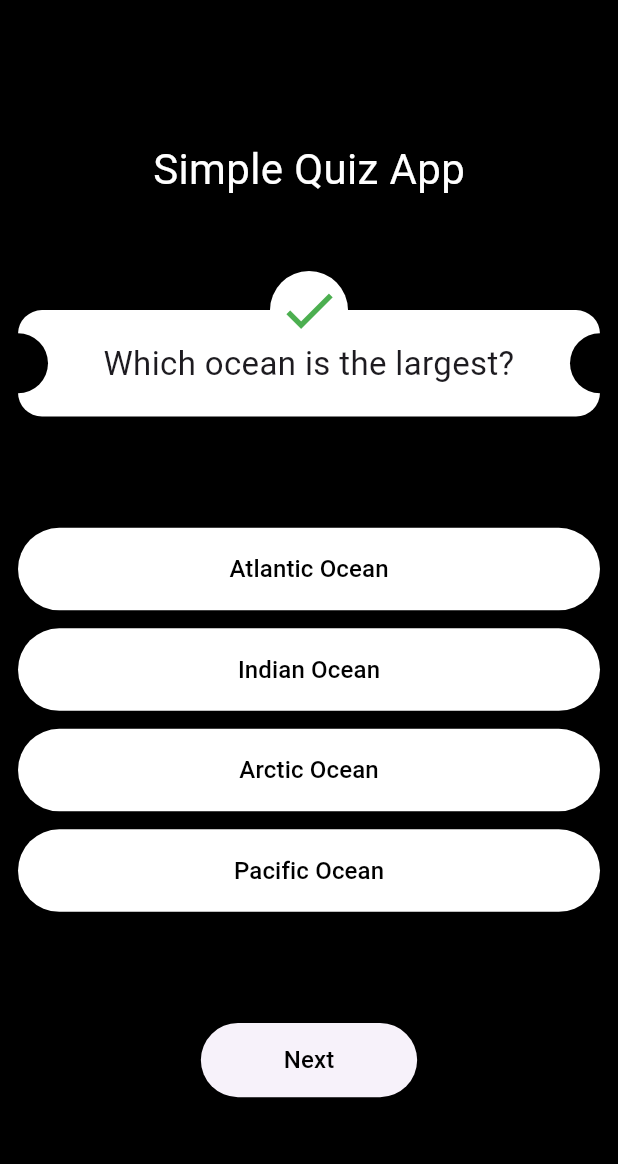
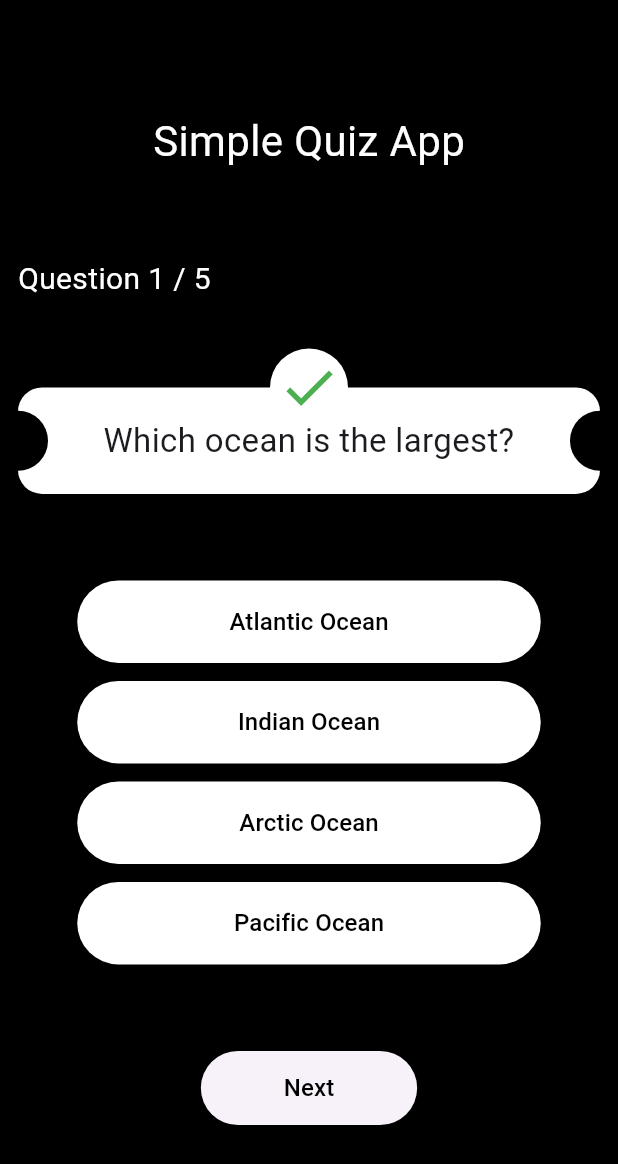
Before and after one commit to moo-elsayed/Quiz-App, a Flutter app: the screen it shows after launch, on a phone screen of 412 x 824 dp. Shown: the top 1164 px of the screen. Run offline on Flutter 3.47's test engine with Material 3 defaults, Android fonts, the phone set to English and light mode, and no system bars; our stand-ins replace awesome_dialog, flutter_bloc, google_generative_ai; network calls fail.

Commit message:
generate questions by using google_generative_ai

````diff
--- /dev/null
+++ b/lib/core/gemini_service.dart
@@ -0,0 +1,44 @@
+import 'dart:convert';
+import 'dart:developer';
+
+import 'package:google_generative_ai/google_generative_ai.dart';
+import 'package:tasks_app/core/api_keys.dart';
+
+import '../features/home/data/models.dart';
+
+class GeminiService {
+  static Future<List<Task>> get() async {
+    GenerateContentResponse response = await apiCall();
+
+    String cleanJson =
+        response.text!.replaceAll("```json", "").replaceAll("```", "").trim();
+    // log("f = -> $cleanJson");
+
+    return List<Task>.from(json.decode(cleanJson).map((x) => Task.fromJson(x)));
+  }
+}
+
+Future<GenerateContentResponse> apiCall() async {
+  final model = GenerativeModel(
+    model: 'gemini-2.0-flash',
+    apiKey: KApiKey,
+  );
+
+  final prompt = '''
+      Generate 5 general Hard knowledge questions in JSON format, each with exactly 4 possible answers and one correct answer. Use this structure:
+      [
+    {
+      "question": "What is the capital of France?",
+      "answers": [
+        {"answer": "Berlin", "isCorrect": false},
+        {"answer": "Madrid", "isCorrect": false},
+        {"answer": "Paris", "isCorrect": true},
+        {"answer": "Rome", "isCorrect": false}
+      ]
+    }
+      ]
+      ''';
+  final content = [Content.text(prompt)];
+  final response = await model.generateContent(content);
+  return response;
+}
--- a/lib/features/home/data/models.dart
+++ b/lib/features/home/data/models.dart
@@ -1,32 +1,83 @@
+// class Task {
+//   final String question;
+//   final List<Answer> answers;
+//
+//   const Task({required this.question, required this.answers});
+//
+//   factory Task.fromJson(Map<String, dynamic> json) {
+//     return Task(
+//       question: json['question'],
+//       answers: (json['answers'] as List)
+//           .map((answer) => Answer.fromJson(answer))
+//           .toList(),
+//     );
+//   }
+// }
+//
+// class Answer {
+//   final String answer;
+//   final bool isCorrect;
+//
+//   const Answer({required this.answer, required this.isCorrect});
+//
+//   factory Answer.fromJson(Map<String, dynamic> json) {
+//     return Answer(
+//       answer: json['answer'],
+//       isCorrect: json['isCorrect'],
+//     );
+//   }
+// }
+
+// To parse this JSON data, do
+//
+//     final task = taskFromJson(jsonString);
+
+import 'dart:convert';
+
+List<Task> taskFromJson(String str) => List<Task>.from(json.decode(str).map((x) => Task.fromJson(x)));
+
+String taskToJson(List<Task> data) => json.encode(List<dynamic>.from(data.map((x) => x.toJson())));
+
 class Task {
-  final String question;
-  final List<Answer> answers;
+  String question;
+  List<Answer> answers;
 
-  const Task({required this.question, required this.answers});
+  Task({
+    required this.question,
+    required this.answers,
+  });
 
-  factory Task.fromJson(Map<String, dynamic> json) {
-    return Task(
-      question: json['question'],
-      answers: (json['answers'] as List)
-          .map((answer) => Answer.fromJson(answer))
-          .toList(),
-    );
-  }
+  factory Task.fromJson(Map<String, dynamic> json) => Task(
+    question: json["question"],
+    answers: List<Answer>.from(json["answers"].map((x) => Answer.fromJson(x))),
+  );
+
+  Map<String, dynamic> toJson() => {
+    "question": question,
+    "answers": List<dynamic>.from(answers.map((x) => x.toJson())),
+  };
 }
 
 class Answer {
-  final String answer;
-  final bool isCorrect;
+  String answer;
+  bool isCorrect;
 
-  const Answer({required this.answer, required this.isCorrect});
+  Answer({
+    required this.answer,
+    required this.isCorrect,
+  });
 
-  factory Answer.fromJson(Map<String, dynamic> json) {
-    return Answer(
-      answer: json['answer'],
-      isCorrect: json['isCorrect'],
-    );
-  }
+  factory Answer.fromJson(Map<String, dynamic> json) => Answer(
+    answer: json["answer"],
+    isCorrect: json["isCorrect"],
+  );
+
+  Map<String, dynamic> toJson() => {
+    "answer": answer,
+    "isCorrect": isCorrect,
+  };
 }
+
 
 List<Task> getTasks() {
   return [
--- a/lib/features/home/presentation/manager/task_cubit/task_states.dart
+++ b/lib/features/home/presentation/manager/task_cubit/task_states.dart
@@ -1,6 +1,12 @@
 abstract class TaskStates {}
 
 class TaskInitial extends TaskStates {}
+
+class TaskGetListLoading extends TaskStates {}
+
+class TaskGetListSuccess extends TaskStates {}
+
+class TaskGetListFailure extends TaskStates {}
 
 class TaskSelect extends TaskStates {}
 
--- a/lib/features/home/presentation/widgets/answer_button.dart
+++ b/lib/features/home/presentation/widgets/answer_button.dart
@@ -38,7 +38,7 @@ class _AnswerButtonState extends State<AnswerButton> {
       },
       builder: (context, state) => ElevatedButton(
         style: ElevatedButton.styleFrom(
-          minimumSize: Size(double.infinity, 0),
+          minimumSize: Size(MediaQuery.of(context).size.width * .75, 0),
           foregroundColor: Colors.black,
           padding: EdgeInsets.all(16),
           backgroundColor: color ??
--- a/lib/features/home/presentation/widgets/home_view_body.dart
+++ b/lib/features/home/presentation/widgets/home_view_body.dart
@@ -19,9 +19,25 @@ class HomeViewBody extends StatelessWidget {
         child: Padding(
           padding: const EdgeInsets.all(12),
           child: BlocBuilder<TaskCubit, TaskStates>(
-            builder: (context, state) => Column(
+            builder: (context, state) {
+              if (state is TaskGetListLoading) {
+                return Column(
+                  spacing: 20,
                   mainAxisAlignment: MainAxisAlignment.center,
-              spacing: media.height * .09,
+                  children: [
+                    CircularProgressIndicator(
+                      color: Colors.white,
+                    ),
+                    Text(
+                      'loading Questions',
+                      style: TextStyle(color: Colors.white, fontSize: 20),
+                    )
+                  ],
+                );
+              } else {
+                return Column(
+                  mainAxisAlignment: MainAxisAlignment.center,
+                  spacing: media.height * .07,
                   children: [
                     Text(
                       'Simple Quiz App',
@@ -29,6 +45,15 @@ class HomeViewBody extends StatelessWidget {
                         color: Colors.white,
                         fontSize: 28,
                       ),
+                    ),
+                    Row(
+                      mainAxisAlignment: MainAxisAlignment.start,
+                      children: [
+                        Text(
+                          'Question ${cubit.currentIndex + 1} / ${cubit.tasks.length}',
+                          style: TextStyle(color: Colors.white, fontSize: 20),
+                        ),
+                      ],
                     ),
                     QuestionTicket(
                       question: cubit.tasks[cubit.currentIndex].question,
@@ -47,7 +72,9 @@ class HomeViewBody extends StatelessWidget {
                       },
                     ),
                   ],
-            ),
+                );
+              }
+            },
           ),
         ),
       ),
--- a/lib/main.dart
+++ b/lib/main.dart
@@ -15,7 +15,7 @@ class MyApp extends StatelessWidget {
   @override
   Widget build(BuildContext context) {
     return BlocProvider(
-      create: (context) => TaskCubit(),
+      create: (context) => TaskCubit()..loadTasks(),
       child: const MaterialApp(
         debugShowCheckedModeBanner: false,
         home: HomeView(),
````
Also changed, not shown: lib/features/home/presentation/manager/task_cubit/task_cubit.dart (+21 -1 lines). Lines whose indentation alone changed are shown as unchanged.
